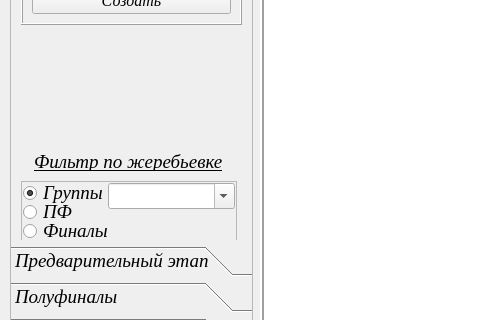
The window that UI/main_window.ui (Kaspar0810/Competitions_TT_SQL) describes before a commit, drawn with Qt 5; both pictures show x 0 to 480 and y 338 to 658 of the 1111 by 804 pixel window.
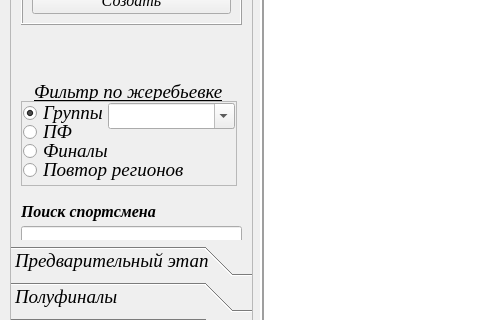
The same window after the commit. The open tabs and pages were chosen to show the change.

Diff of the .ui file:
```diff
--- a/UI/main_window.ui
+++ b/UI/main_window.ui
@@ -3905,7 +3905,7 @@
       <property name="geometry">
        <rect>
         <x>23</x>
-        <y>370</y>
+        <y>300</y>
         <width>201</width>
         <height>20</height>
        </rect>
@@ -3928,7 +3928,7 @@
       <property name="geometry">
        <rect>
         <x>10</x>
-        <y>400</y>
+        <y>320</y>
         <width>216</width>
         <height>85</height>
        </rect>
@@ -4175,6 +4175,38 @@
        <string>Создание этапа</string>
       </property>
      </widget>
+     <widget class="QLabel" name="label_49">
+      <property name="geometry">
+       <rect>
+        <x>10</x>
+        <y>420</y>
+        <width>211</width>
+        <height>20</height>
+       </rect>
+      </property>
+      <property name="font">
+       <font>
+        <family>Times New Roman</family>
+        <pointsize>12</pointsize>
+        <weight>75</weight>
+        <italic>true</italic>
+        <bold>true</bold>
+       </font>
+      </property>
+      <property name="text">
+       <string>Поиск спортсмена</string>
+      </property>
+     </widget>
+     <widget class="QLineEdit" name="lineEdit_find_player_in_system">
+      <property name="geometry">
+       <rect>
+        <x>10</x>
+        <y>445</y>
+        <width>221</width>
+        <height>21</height>
+       </rect>
+      </property>
+     </widget>
     </widget>
     <widget class="QWidget" name="page_3">
      <property name="geometry">
```
Left out of the diff: 2 changed lines with no effect on the pictures.
